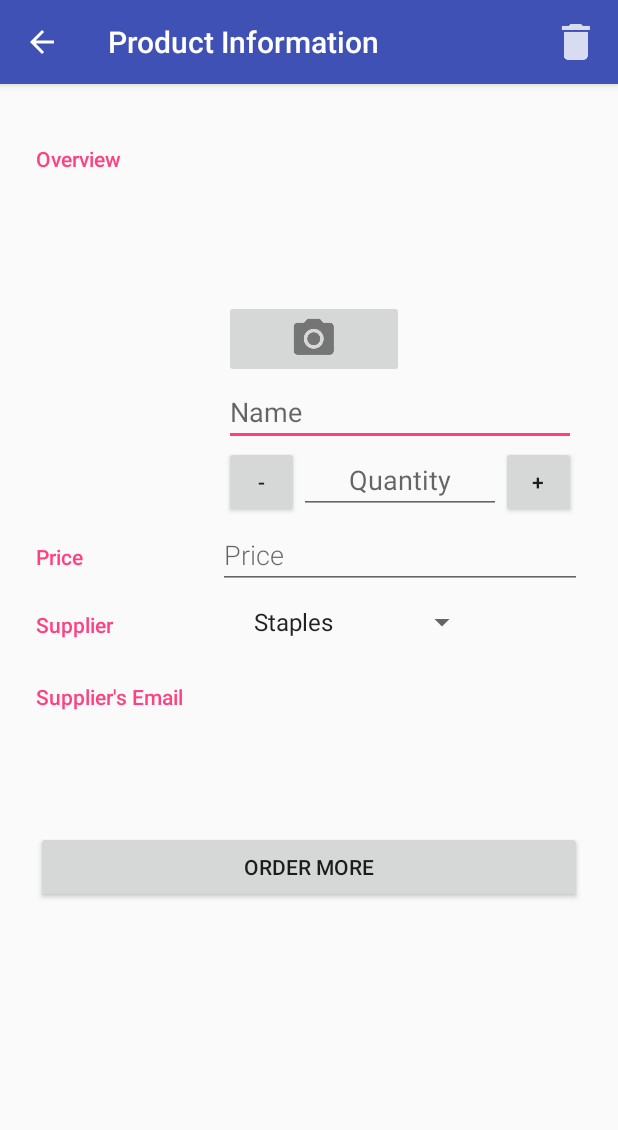
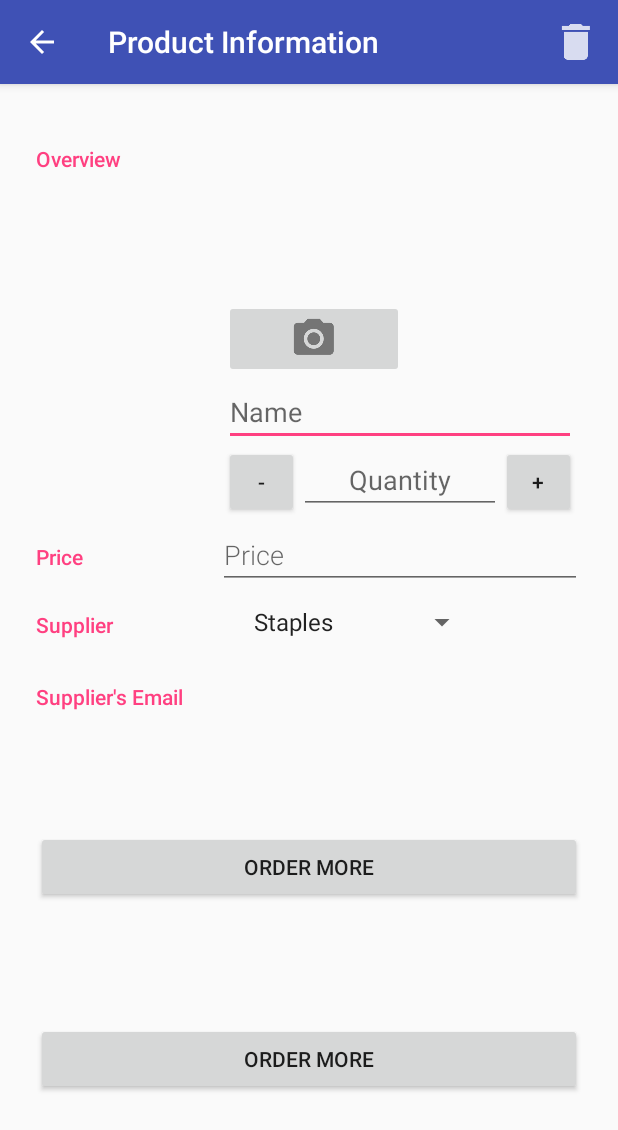
Before and after one commit to kamau-mbugua/Inventory-App, an Android app: the ProductFragment screen opened directly, with no data from a screen before it, on a phone screen of 412 x 824 dp. Shown: the top 1130 px of the screen. Run offline under Robolectric (Android 15) with nearby library versions, the phone set to English and light mode, and no system bars; 19 statements that could not run were skipped.

```diff
--- a/app/src/main/java/com/example/android/stockkeepingassistant/view/ui/ProductFragment.java
+++ b/app/src/main/java/com/example/android/stockkeepingassistant/view/ui/ProductFragment.java
@@ -57,7 +57,7 @@ public class ProductFragment extends Fragment implements View.OnClickListener {
     private EditText productPrice;
     private Spinner supplierName;
     private TextView supplierEmail;
-    private Button orderMoreButton;
+    private Button orderMoreButton, product_save;
     private Product product;
     private Warehouse warehouse;
     private File photoFile;
@@ -171,6 +171,10 @@ public class ProductFragment extends Fragment implements View.OnClickListener {
         supplierEmail = view.findViewById(R.id.product_supplier_email);
         setupSpinner();
 
+        product_save = view. findViewById(R.id.product_save);
+        product_save.setOnClickListener(view1 -> {
+            return;
+        });
         orderMoreButton = view.findViewById(R.id.product_order_more);
         orderMoreButton.setOnClickListener(v -> {
             Intent emailIntent = new Intent(Intent.ACTION_SENDTO);
--- a/app/src/main/res/layout/fragment_product.xml
+++ b/app/src/main/res/layout/fragment_product.xml
@@ -163,6 +163,13 @@
 
         </LinearLayout>
 
+        <Button
+            android:id="@+id/product_save"
+            android:layout_width="match_parent"
+            android:layout_height="wrap_content"
+            android:layout_marginTop="@dimen/top_margin_order_more_button"
+            android:text="@string/product_order_more_label" />
+
         <!-- Button to order more from product supplier -->
         <Button
             android:id="@+id/product_order_more"
```
